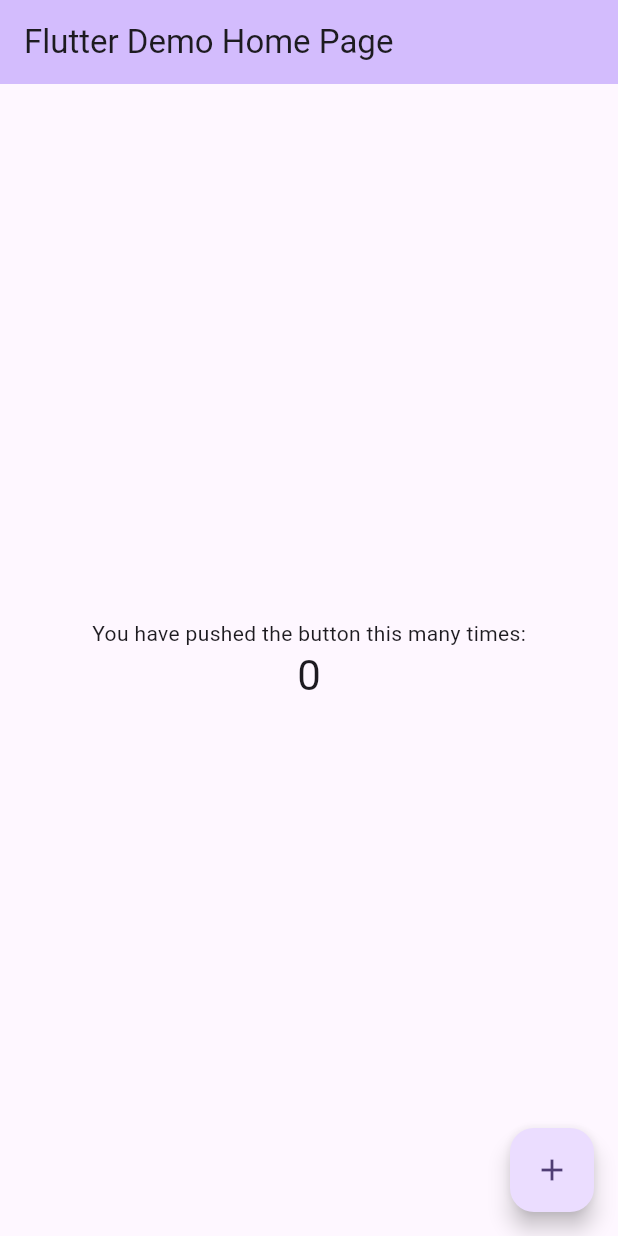
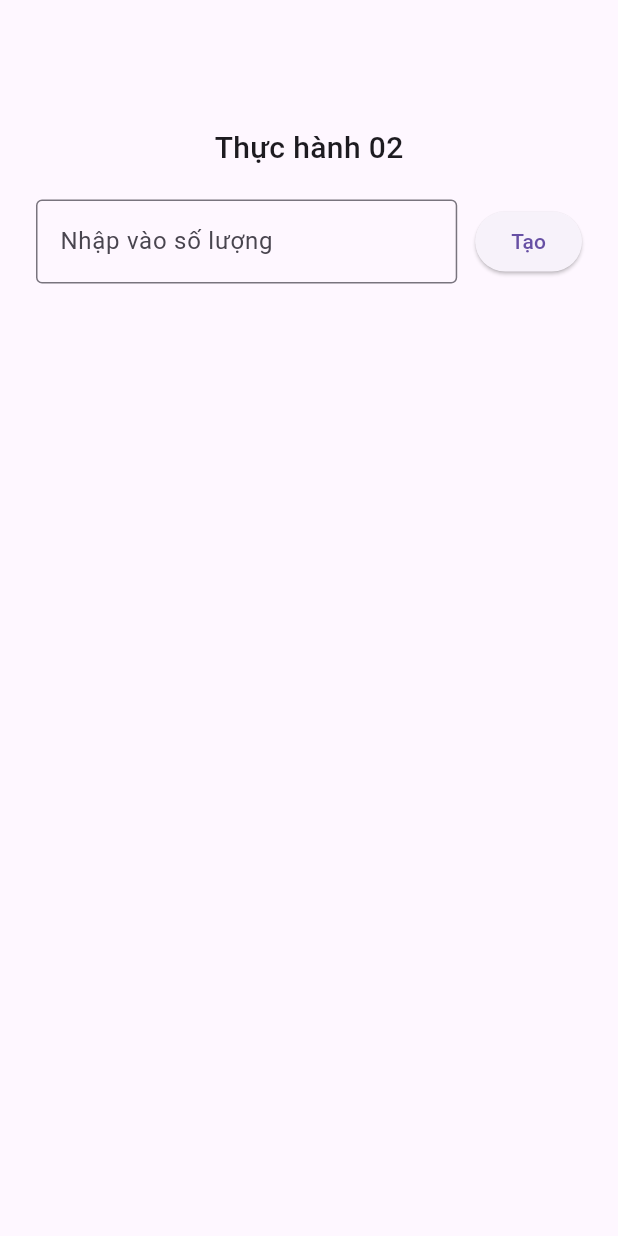
Before and after one commit to GiaBao156/Mobile_Exercise, a Flutter app: the screen it shows after launch, on a phone screen of 412 x 824 dp. Run offline on Flutter 3.47's test engine with Material 3 defaults, Android fonts, the phone set to English and light mode, and no system bars; our stand-ins replace device_preview.

Commit message:
Restructure repo - Add Bai 2

```diff
--- a/Bai_2/number_input_app/lib/main.dart
+++ b/Bai_2/number_input_app/lib/main.dart
@@ -1,122 +1,124 @@
 import 'package:flutter/material.dart';
+import 'package:device_preview/device_preview.dart';
+import 'package:flutter/foundation.dart';
 
 void main() {
-  runApp(const MyApp());
+  runApp(
+    DevicePreview(
+      enabled: !kReleaseMode,
+      builder: (context) => const MyApp(), // Wrap your app
+    ),
+  );
 }
 
 class MyApp extends StatelessWidget {
   const MyApp({super.key});
 
-  // This widget is the root of your application.
   @override
   Widget build(BuildContext context) {
     return MaterialApp(
-      title: 'Flutter Demo',
-      theme: ThemeData(
-        // This is the theme of your application.
-        //
-        // TRY THIS: Try running your application with "flutter run". You'll see
-        // the application has a purple toolbar. Then, without quitting the app,
-        // try changing the seedColor in the colorScheme below to Colors.green
-        // and then invoke "hot reload" (save your changes or press the "hot
-        // reload" button in a Flutter-supported IDE, or press "r" if you used
-        // the command line to start the app).
-        //
-        // Notice that the counter didn't reset back to zero; the application
-        // state is not lost during the reload. To reset the state, use hot
-        // restart instead.
-        //
-        // This works for code too, not just values: Most code changes can be
-        // tested with just a hot reload.
-        colorScheme: .fromSeed(seedColor: Colors.deepPurple),
-      ),
-      home: const MyHomePage(title: 'Flutter Demo Home Page'),
+      locale: DevicePreview.locale(context),
+      builder: DevicePreview.appBuilder,
+      debugShowCheckedModeBanner: false,
+      home: const Practice02(),
     );
   }
 }
 
-class MyHomePage extends StatefulWidget {
-  const MyHomePage({super.key, required this.title});
-
-  // This widget is the home page of your application. It is stateful, meaning
-  // that it has a State object (defined below) that contains fields that affect
-  // how it looks.
-
-  // This class is the configuration for the state. It holds the values (in this
-  // case the title) provided by the parent (in this case the App widget) and
-  // used by the build method of the State. Fields in a Widget subclass are
-  // always marked "final".
-
-  final String title;
+class Practice02 extends StatefulWidget {
+  const Practice02({super.key});
 
   @override
-  State<MyHomePage> createState() => _MyHomePageState();
+  State<Practice02> createState() => _Practice02State();
 }
 
-class _MyHomePageState extends State<MyHomePage> {
-  int _counter = 0;
+class _Practice02State extends State<Practice02> {
+  final TextEditingController _controller = TextEditingController();
+  List<int> numbers = [];
+  String? errorText;
 
-  void _incrementCounter() {
+  void generateList() {
+    final input = _controller.text.trim();
+    final value = int.tryParse(input);
+
     setState(() {
-      // This call to setState tells the Flutter framework that something has
-      // changed in this State, which causes it to rerun the build method below
-      // so that the display can reflect the updated values. If we changed
-      // _counter without calling setState(), then the build method would not be
-      // called again, and so nothing would appear to happen.
-      _counter++;
+      if (value == null || value <= 0) {
+        errorText = "Dữ liệu bạn nhập không hợp lệ";
+        numbers.clear();
+      } else {
+        errorText = null;
+        numbers = List.generate(value, (index) => index + 1);
+      }
     });
   }
 
   @override
   Widget build(BuildContext context) {
-    // This method is rerun every time setState is called, for instance as done
-    // by the _incrementCounter method above.
-    //
-    // The Flutter framework has been optimized to make rerunning build methods
-    // fast, so that you can just rebuild anything that needs updating rather
-    // than having to individually change instances of widgets.
     return Scaffold(
-      appBar: AppBar(
-        // TRY THIS: Try changing the color here to a specific color (to
-        // Colors.amber, perhaps?) and trigger a hot reload to see the AppBar
-        // change color while the other colors stay the same.
-        backgroundColor: Theme.of(context).colorScheme.inversePrimary,
-        // Here we take the value from the MyHomePage object that was created by
-        // the App.build method, and use it to set our appbar title.
-        title: Text(widget.title),
-      ),
-      body: Center(
-        // Center is a layout widget. It takes a single child and positions it
-        // in the middle of the parent.
+      body: Padding(
+        padding: const EdgeInsets.all(24),
         child: Column(
-          // Column is also a layout widget. It takes a list of children and
-          // arranges them vertically. By default, it sizes itself to fit its
-          // children horizontally, and tries to be as tall as its parent.
-          //
-          // Column has various properties to control how it sizes itself and
-          // how it positions its children. Here we use mainAxisAlignment to
-          // center the children vertically; the main axis here is the vertical
-          // axis because Columns are vertical (the cross axis would be
-          // horizontal).
-          //
-          // TRY THIS: Invoke "debug painting" (choose the "Toggle Debug Paint"
-          // action in the IDE, or press "p" in the console), to see the
-          // wireframe for each widget.
-          mainAxisAlignment: .center,
           children: [
-            const Text('You have pushed the button this many times:'),
-            Text(
-              '$_counter',
-              style: Theme.of(context).textTheme.headlineMedium,
+            const SizedBox(height: 60),
+            const Text(
+              "Thực hành 02",
+              style: TextStyle(fontSize: 20, fontWeight: FontWeight.w500),
+            ),
+            const SizedBox(height: 20),
+
+            /// Input + Button
+            Row(
+              children: [
+                Expanded(
+                  child: TextField(
+                    controller: _controller,
+                    keyboardType: TextInputType.number,
+                    decoration: const InputDecoration(
+                      hintText: "Nhập vào số lượng",
+                      border: OutlineInputBorder(),
+                    ),
+                  ),
+                ),
+                const SizedBox(width: 12),
+                ElevatedButton(
+                  onPressed: generateList,
+                  child: const Text("Tạo"),
+                ),
+              ],
+            ),
+
+            const SizedBox(height: 10),
+
+            /// Error text
+            if (errorText != null)
+              Text(errorText!, style: const TextStyle(color: Colors.red)),
+
+            const SizedBox(height: 20),
+
+            /// List numbers
+            Expanded(
+              child: ListView.builder(
+                itemCount: numbers.length,
+                itemBuilder: (context, index) {
+                  return Container(
+                    margin: const EdgeInsets.symmetric(vertical: 6),
+                    padding: const EdgeInsets.symmetric(vertical: 14),
+                    decoration: BoxDecoration(
+                      color: Colors.red,
+                      borderRadius: BorderRadius.circular(30),
+                    ),
+                    alignment: Alignment.center,
+                    child: Text(
+                      numbers[index].toString(),
+                      style: const TextStyle(color: Colors.white, fontSize: 18),
+                    ),
+                  );
+                },
+              ),
             ),
           ],
         ),
       ),
-      floatingActionButton: FloatingActionButton(
-        onPressed: _incrementCounter,
-        tooltip: 'Increment',
-        child: const Icon(Icons.add),
-      ),
     );
   }
 }
--- a/Bai_2/number_input_app/pubspec.yaml
+++ b/Bai_2/number_input_app/pubspec.yaml
@@ -2,7 +2,7 @@ name: number_input_app
 description: "A new Flutter project."
 # The following line prevents the package from being accidentally published to
 # pub.dev using `flutter pub publish`. This is preferred for private packages.
-publish_to: 'none' # Remove this line if you wish to publish to pub.dev
+publish_to: "none" # Remove this line if you wish to publish to pub.dev
 
 # The following defines the version and build number for your application.
 # A version number is three numbers separated by dots, like 1.2.43
@@ -28,6 +28,7 @@ environment:
 # the latest version available on pub.dev. To see which dependencies have newer
 # versions available, run `flutter pub outdated`.
 dependencies:
+  device_preview: ^1.3.1
   flutter:
     sdk: flutter
 
@@ -51,7 +52,6 @@ dev_dependencies:
 
 # The following section is specific to Flutter packages.
 flutter:
-
   # The following line ensures that the Material Icons font is
   # included with your application, so that you can use the icons in
   # the material Icons class.
```
Also changed, not shown: Bai_2/number_input_app/pubspec.lock.
